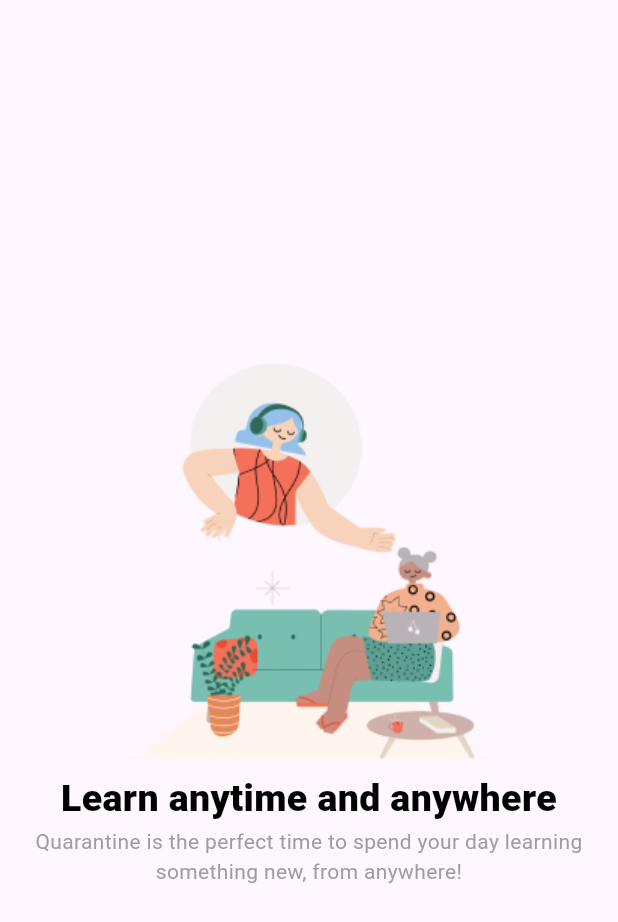
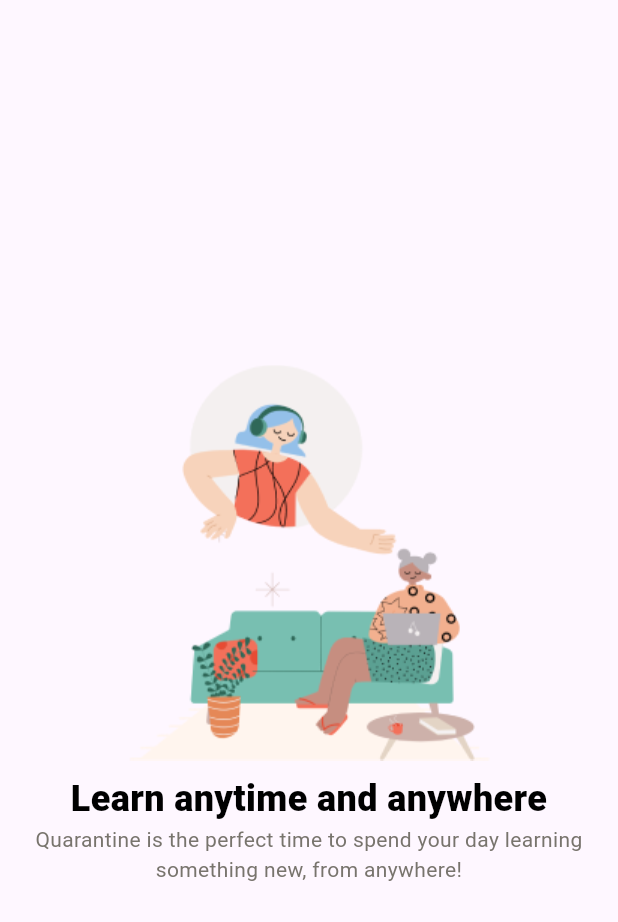
Before and after one commit to ahaithem/edtech_app, a Flutter app: the SwiperWidget widget shown alone on an empty page, opened directly, on a phone screen of 412 x 824 dp. Shown: the top 922 px of the screen. Run offline on Flutter 3.47's test engine with Material 3 defaults, Android fonts, the phone set to English and light mode, and no system bars; our stand-ins replace card_swiper.

Commit message:
finish all swipers

```diff
--- /dev/null
+++ b/lib/constns/color_text_size.dart
@@ -0,0 +1,4 @@
+import 'package:flutter/material.dart';
+
+Color primary_color = Color(0xFFE3562A);
+Color subtitle_color = Color(0xFF78746D);
--- a/lib/widgets/swiper_widget.dart
+++ b/lib/widgets/swiper_widget.dart
@@ -1,4 +1,5 @@
 import 'package:flutter/material.dart';
+import '../constns/color_text_size.dart';
 
 class SwiperWidget extends StatefulWidget {
   const SwiperWidget(
@@ -19,6 +20,7 @@ class _SwiperWidgetState extends State<SwiperWidget> {
   @override
   Widget build(BuildContext context) {
     return Container(
+      //width: double.infinity,
       child: Center(
         child: Column(
           mainAxisAlignment: MainAxisAlignment.center,
@@ -34,15 +36,21 @@ class _SwiperWidgetState extends State<SwiperWidget> {
               widget.title, // Access widget properties with `widget.<property>`
               textAlign: TextAlign.center,
               style: const TextStyle(
-                  color: Colors.black,
-                  fontSize: 25,
-                  fontWeight: FontWeight.w900),
+                //height: 16,
+                //letterSpacing: -0.5,
+                color: Colors.black,
+                fontSize: 24,
+                fontWeight: FontWeight.w900,
+              ),
             ),
             Text(
               widget
                   .subTitle, // Access widget properties with `widget.<property>`
               textAlign: TextAlign.center,
-              style: const TextStyle(color: Colors.grey, fontSize: 14),
+              style: TextStyle(
+                  //height: 14,
+                  color: subtitle_color,
+                  fontSize: 14),
             )
           ],
         ),
```
Also changed, not shown: lib/screens/learn_any_time.dart (+26 -4 lines).
